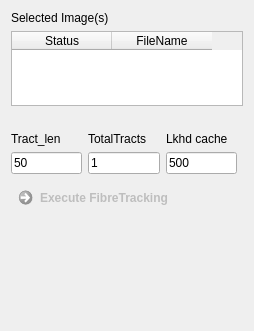
Qt form Modules/Bundles/org.mitk.gui.qt.diffusionimaging/src/internal/QmitkStochasticFiberTrackingViewControls.ui (MITK/MITK) before a commit.
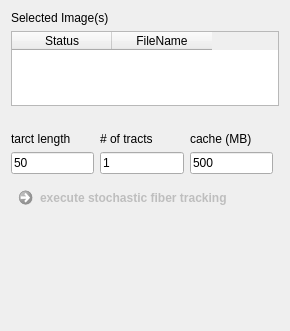
The same form after that commit.

The edit to the form file:
```diff
--- a/Modules/Bundles/org.mitk.gui.qt.diffusionimaging/src/internal/QmitkStochasticFiberTrackingViewControls.ui
+++ b/Modules/Bundles/org.mitk.gui.qt.diffusionimaging/src/internal/QmitkStochasticFiberTrackingViewControls.ui
@@ -6,7 +6,7 @@
    <rect>
     <x>0</x>
     <y>0</y>
-    <width>254</width>
+    <width>290</width>
     <height>331</height>
    </rect>
   </property>
@@ -81,7 +81,7 @@
       <bool>false</bool>
      </property>
      <property name="text">
-      <string>Execute FibreTracking</string>
+      <string>execute stochastic fiber tracking</string>
      </property>
     </widget>
    </item>
@@ -104,7 +104,7 @@
    <item row="3" column="0">
     <widget class="QLabel" name="label_3">
      <property name="text">
-      <string>Tract_len</string>
+      <string>tarct length</string>
      </property>
     </widget>
    </item>
@@ -118,7 +118,7 @@
    <item row="3" column="1">
     <widget class="QLabel" name="label_4">
      <property name="text">
-      <string>TotalTracts</string>
+      <string># of tracts</string>
      </property>
     </widget>
    </item>
@@ -132,7 +132,7 @@
    <item row="3" column="2">
     <widget class="QLabel" name="label_5">
      <property name="text">
-      <string>Lkhd cache</string>
+      <string>cache (MB)</string>
      </property>
     </widget>
    </item>
```
Left out of the diff: 18 changed lines with no effect on the pictures.
